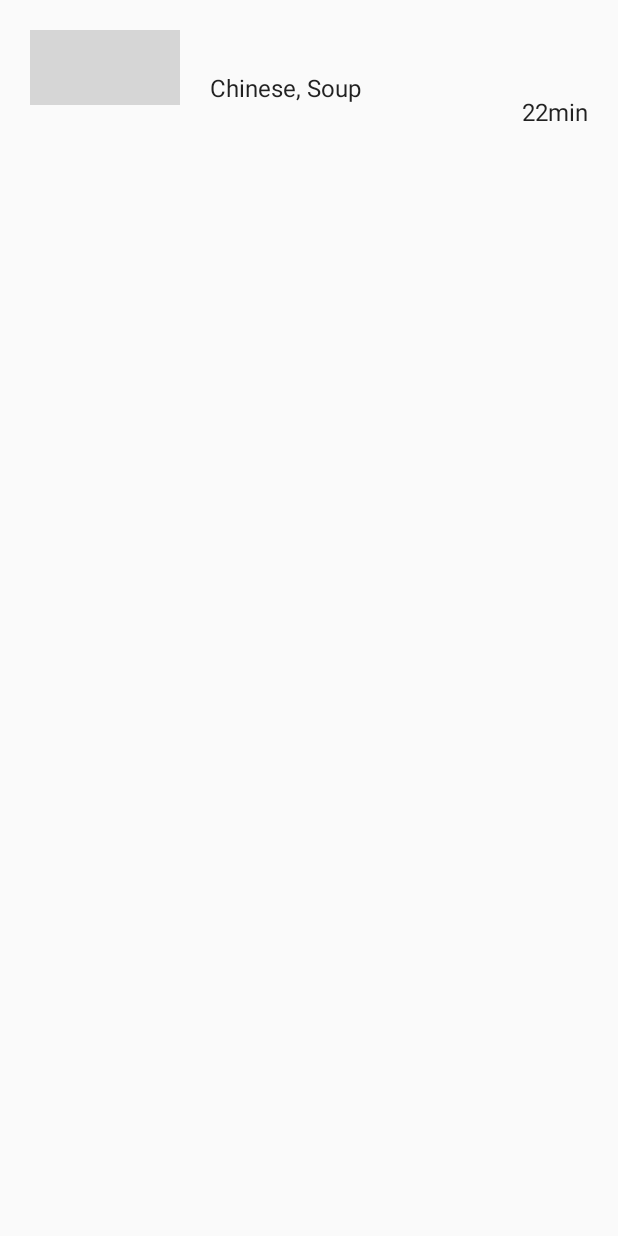
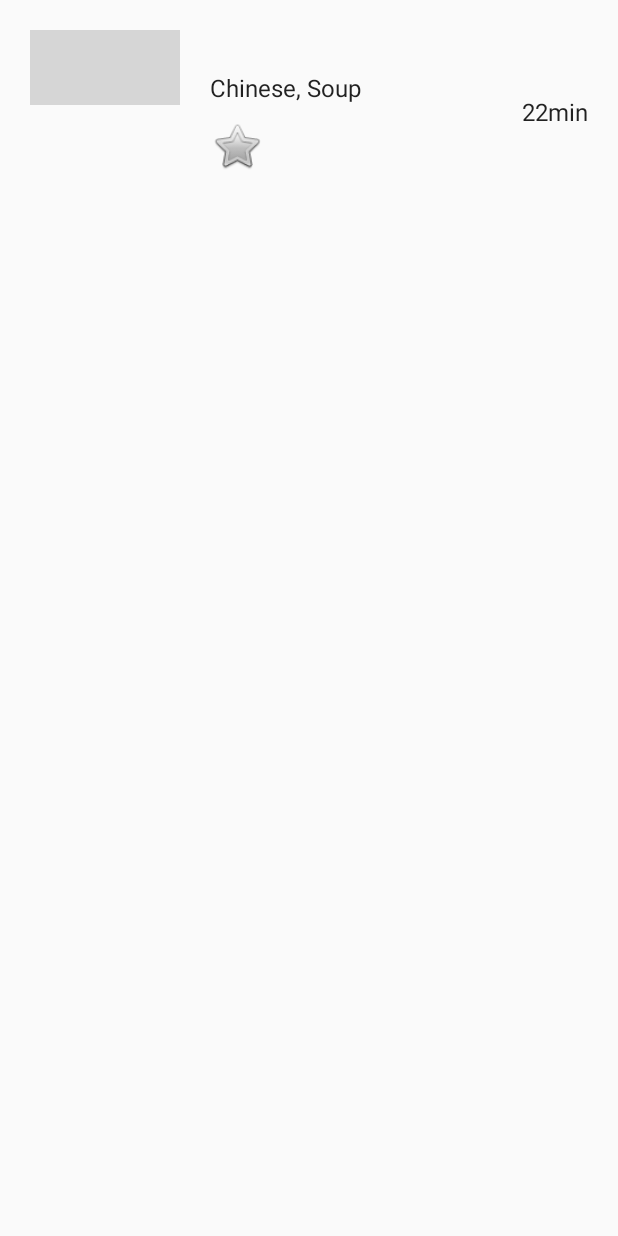
Before and after one commit to codeloadr/doordash-lite, an Android app: the layout restaurant_item_content.xml on its own in the app's theme, with its tools: preview values and no code run, on a phone screen of 412 x 824 dp. Run offline under Robolectric (Android 15) with nearby library versions, the phone set to English and light mode, and no system bars; grey boxes are pictures that could not be loaded.

```diff
--- a/app/src/main/res/layout/restaurant_item_content.xml
+++ b/app/src/main/res/layout/restaurant_item_content.xml
@@ -36,6 +36,16 @@
         android:ellipsize="marquee"
         tools:text="Chinese, Soup" />
 
+    <ImageView
+        android:id="@+id/fav"
+        android:layout_width="36dp"
+        android:layout_height="36dp"
+        android:layout_below="@id/desc"
+        android:layout_alignStart="@id/desc"
+        android:layout_marginTop="10dp"
+        android:layout_marginEnd="20dp"
+        android:src="@android:drawable/btn_star_big_off" />
+
     <TextView
         android:id="@+id/time"
         android:layout_width="wrap_content"
```
Also changed, not shown: app/src/main/java/com/nsoni/doordash/Favorites.java (added, +36 -0 lines), app/src/main/java/com/nsoni/doordash/RestaurantsRecyclerViewAdapter.java (+23 -0 lines).
